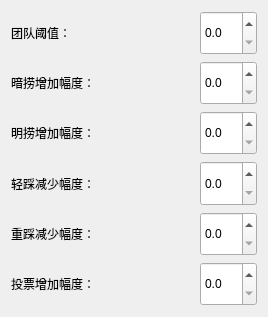
Before: the Qt Designer form gui/default_option.ui in Remalloc/werewolf, drawn with Qt 5.
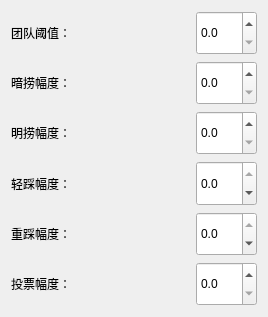
After: the same form once the commit is applied.

What changed in the file:
```diff
--- a/gui/default_option.ui
+++ b/gui/default_option.ui
@@ -54,7 +54,7 @@
         </sizepolicy>
        </property>
        <property name="text">
-        <string>暗捞增加幅度：</string>
+        <string>暗捞幅度：</string>
        </property>
       </widget>
      </item>
@@ -67,7 +67,7 @@
         </sizepolicy>
        </property>
        <property name="text">
-        <string>明捞增加幅度：</string>
+        <string>明捞幅度：</string>
        </property>
       </widget>
      </item>
@@ -96,7 +96,7 @@
         </sizepolicy>
        </property>
        <property name="text">
-        <string>重踩减少幅度：</string>
+        <string>重踩幅度：</string>
        </property>
       </widget>
      </item>
@@ -109,7 +109,7 @@
         </sizepolicy>
        </property>
        <property name="text">
-        <string>轻踩减少幅度：</string>
+        <string>轻踩幅度：</string>
        </property>
       </widget>
      </item>
@@ -124,6 +124,12 @@
        <property name="decimals">
         <number>1</number>
        </property>
+       <property name="minimum">
+        <double>-100.000000000000000</double>
+       </property>
+       <property name="maximum">
+        <double>0.000000000000000</double>
+       </property>
        <property name="singleStep">
         <double>0.500000000000000</double>
        </property>
@@ -156,6 +162,12 @@
        <property name="decimals">
         <number>1</number>
        </property>
+       <property name="minimum">
+        <double>-100.000000000000000</double>
+       </property>
+       <property name="maximum">
+        <double>0.000000000000000</double>
+       </property>
        <property name="singleStep">
         <double>0.500000000000000</double>
        </property>
@@ -170,7 +182,7 @@
         </sizepolicy>
        </property>
        <property name="text">
-        <string>投票增加幅度：</string>
+        <string>投票幅度：</string>
        </property>
       </widget>
      </item>
```
Left out of the diff: 12 changed lines with no effect on the pictures.
